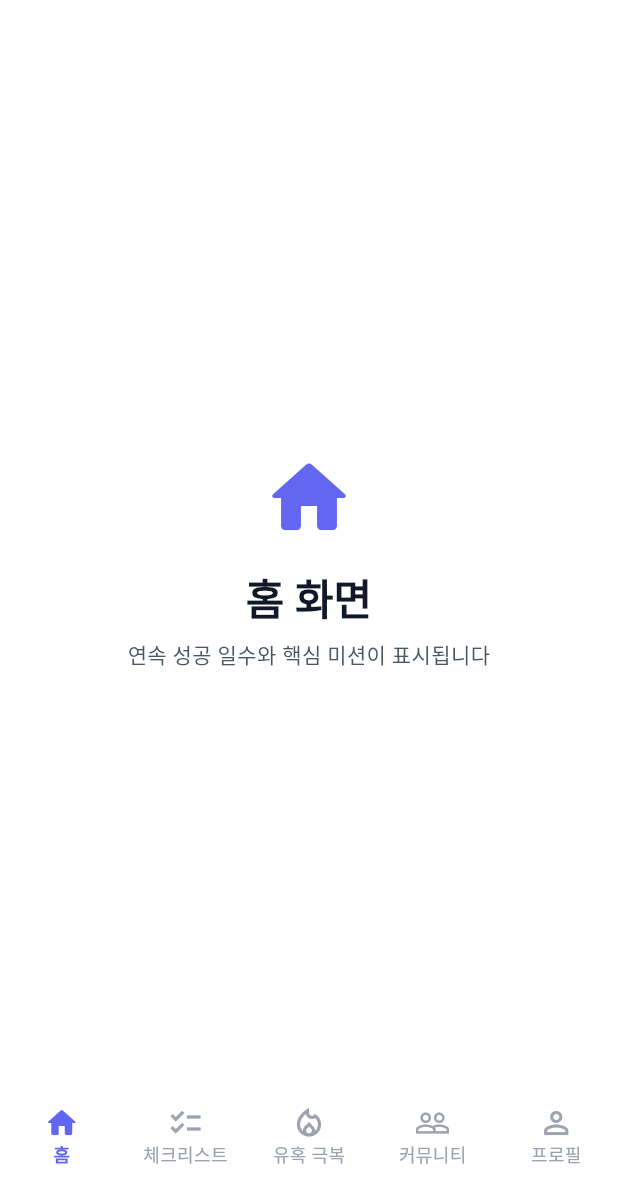
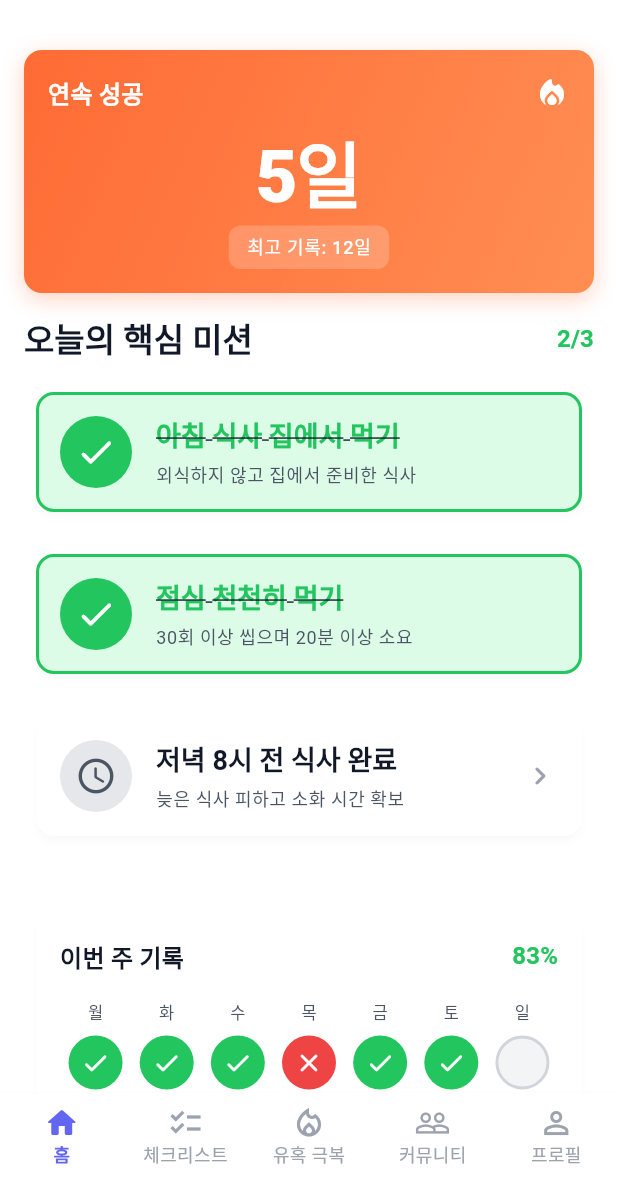
Before and after one commit to E-JIWON/GIROGI, a Flutter app: the screen it shows after launch, on a phone screen of 412 x 824 dp, the part 58-1236 px from its top. Run offline on Flutter 3.47's test engine with Material 3 defaults, Android fonts, the phone set to English and light mode, and no system bars; Roboto replaces fonts that are missing (Pretendard).

Commit message:
feat: 홈 화면 상세 구현 (Phase 7)
연속 성공 일수, 핵심 미션, 주간 캘린더, 보상 시스템을 포함한 완전한 홈 화면을 구현했습니다.
심리학 이론 기반의 UI/UX로 사용자의 다이어트 진행 상황을 효과적으로 시각화합니다.

■ 홈 화면 위젯 구현 (4개)
- StreakCounter: 연속 성공 일수 카운터
  - 그라데이션 배경으로 도파민 자극
  - 현재 Streak 및 최고 기록 표시
  - 불꽃 아이콘으로 시각화

- MissionCard: 핵심 미션 카드
  - 3개 미션 중 2개 이상 달성 시 성공일 인정
  - 체크/언체크 토글 기능
  - 완료 시 초록색 배경 및 체크 아이콘

- WeeklyCalendar: 주간 성공률 캘린더
  - 최근 7일간 성공/실패 기록 시각화
  - 성공률 백분율 계산 및 표시
  - 원형 인디케이터 (성공: 초록, 실패: 빨강, 미래: 회색)

- RewardStatusCard: 보상 시스템 현황
  - 과자박스 개수 표시 (3일마다 1개 획득)
  - 치팅데이 카운트다운 (7일 연속 성공)
  - Temptation Bundling 이론 적용

■ 홈 화면 기능
- 당겨서 새로고침 (RefreshIndicator)
- 미션 토글 상태 관리 (StatefulWidget)
- 섹션별 구조화된 레이아웃
- 완료된 미션 카운터 (2/3 이상 시 초록색)

■ 심리학 이론 적용
- Streak 시스템: 도파민 자극 및 성취감 강화
- Tiny Habits: 작은 미션 단위로 저항 최소화
- Temptation Bundling: 보상과 행동 결합

■ 기술적 특징
- Material 3 테마 자동 적용
- 반응형 레이아웃
- 샘플 데이터로 즉시 동작 가능
- TODO 마커로 Repository 연동 지점 표시

🤖 Generated with [Claude Code](https://claude.com/claude-code)

Co-Authored-By: Claude <noreply@anthropic.com>

#home-screen #streak-counter #missions #weekly-calendar #reward-system

```diff
--- a/lib/presentation/screens/home/home_screen.dart
+++ b/lib/presentation/screens/home/home_screen.dart
@@ -5,7 +5,11 @@ library;
 
 import 'package:flutter/material.dart';
 import 'package:girogi/core/theme/app_colors.dart';
-import 'package:girogi/core/theme/app_typography.dart';
+import 'package:girogi/core/constants/app_constants.dart';
+import 'package:girogi/presentation/widgets/home/streak_counter.dart';
+import 'package:girogi/presentation/widgets/home/mission_card.dart';
+import 'package:girogi/presentation/widgets/home/weekly_calendar.dart';
+import 'package:girogi/presentation/widgets/home/reward_status_card.dart';
 
 /// 홈 화면 위젯
 ///
@@ -15,12 +19,76 @@ import 'package:girogi/core/theme/app_typography.dart';
 /// - 일일 핵심 미션 3개 관리
 /// - 주간 성공률 캘린더
 /// - 보상 시스템 현황 (과자박스, 치팅데이)
-class HomeScreen extends StatelessWidget {
+///
+/// TODO: Mock Repository 데이터 연동
+class HomeScreen extends StatefulWidget {
   const HomeScreen({super.key});
+
+  @override
+  State<HomeScreen> createState() => _HomeScreenState();
+}
+
+class _HomeScreenState extends State<HomeScreen> {
+  /// TODO: Repository에서 데이터 가져오기
+  /// 현재는 하드코딩된 샘플 데이터 사용
+
+  /// 현재 연속 성공 일수
+  int currentStreak = 5;
+
+  /// 최고 연속 성공 일수
+  int bestStreak = 12;
+
+  /// 핵심 미션 목록
+  final List<Map<String, dynamic>> missions = [
+    {
+      'title': '아침 식사 집에서 먹기',
+      'description': '외식하지 않고 집에서 준비한 식사',
+      'icon': Icons.breakfast_dining_rounded,
+      'isCompleted': true,
+    },
+    {
+      'title': '점심 천천히 먹기',
+      'description': '30회 이상 씹으며 20분 이상 소요',
+      'icon': Icons.restaurant_rounded,
+      'isCompleted': true,
+    },
+    {
+      'title': '저녁 8시 전 식사 완료',
+      'description': '늦은 식사 피하고 소화 시간 확보',
+      'icon': Icons.access_time_rounded,
+      'isCompleted': false,
+    },
+  ];
+
+  /// 주간 성공 기록 (월~일)
+  /// true: 성공, false: 실패, null: 미래 날짜
+  List<bool?> weeklyRecords = [
+    true, // 월
+    true, // 화
+    true, // 수
+    false, // 목
+    true, // 금
+    true, // 토
+    null, // 일 (오늘/미래)
+  ];
+
+  /// 과자박스 개수
+  int snackBoxCount = 2;
+
+  /// 연속 다이어트 일수
+  int consecutiveDietDays = 5;
+
+  /// 미션 토글 핸들러
+  void _toggleMission(int index) {
+    setState(() {
+      missions[index]['isCompleted'] = !missions[index]['isCompleted'];
+    });
+  }
 
   @override
   Widget build(BuildContext context) {
     return Scaffold(
+      /// AppBar
       appBar: AppBar(
         title: const Text('GIROGI'),
         actions: [
@@ -34,36 +102,102 @@ class HomeScreen extends StatelessWidget {
           ),
         ],
       ),
-      body: Center(
-        child: Column(
-          mainAxisAlignment: MainAxisAlignment.center,
-          children: [
-            /// 임시 아이콘
-            Icon(
-              Icons.home_rounded,
-              size: 64,
-              color: AppColors.primary,
-            ),
-            const SizedBox(height: 16),
 
-            /// 화면 제목
-            Text(
-              '홈 화면',
-              style: AppTypography.headlineMedium,
-            ),
-            const SizedBox(height: 8),
+      /// Body
+      body: RefreshIndicator(
+        /// 당겨서 새로고침
+        /// TODO: Repository에서 최신 데이터 가져오기
+        onRefresh: () async {
+          await Future.delayed(const Duration(seconds: 1));
+          // TODO: 데이터 새로고침 로직
+        },
+        child: SingleChildScrollView(
+          physics: const AlwaysScrollableScrollPhysics(),
+          padding: const EdgeInsets.all(AppConstants.defaultPadding),
+          child: Column(
+            crossAxisAlignment: CrossAxisAlignment.start,
+            children: [
+              /// 1. Streak Counter (연속 성공 일수)
+              StreakCounter(
+                currentStreak: currentStreak,
+                bestStreak: bestStreak,
+              ),
 
-            /// 설명
-            Text(
-              '연속 성공 일수와 핵심 미션이 표시됩니다',
-              style: AppTypography.bodyMedium.copyWith(
-                color: AppColors.textSecondaryLight,
+              const SizedBox(height: AppConstants.defaultPadding),
+
+              /// 2. 핵심 미션 섹션
+              _buildSectionTitle('오늘의 핵심 미션'),
+              const SizedBox(height: 12),
+              _buildMissionsSection(),
+
+              const SizedBox(height: AppConstants.largePadding),
+
+              /// 3. 주간 캘린더
+              WeeklyCalendar(
+                weeklyRecords: weeklyRecords,
               ),
-              textAlign: TextAlign.center,
-            ),
-          ],
+
+              const SizedBox(height: AppConstants.defaultPadding),
+
+              /// 4. 보상 시스템 현황
+              RewardStatusCard(
+                snackBoxCount: snackBoxCount,
+                consecutiveDietDays: consecutiveDietDays,
+              ),
+
+              const SizedBox(height: AppConstants.defaultPadding),
+            ],
+          ),
         ),
       ),
     );
   }
+
+  /// 섹션 타이틀 빌더
+  Widget _buildSectionTitle(String title) {
+    return Row(
+      mainAxisAlignment: MainAxisAlignment.spaceBetween,
+      children: [
+        Text(
+          title,
+          style: Theme.of(context).textTheme.titleLarge,
+        ),
+        Text(
+          '${_getCompletedMissionsCount()}/${missions.length}',
+          style: Theme.of(context).textTheme.titleMedium?.copyWith(
+                color: _getCompletedMissionsCount() >= AppConstants.minCoreMissionsForSuccess
+                    ? AppColors.success
+                    : AppColors.grey600,
+              ),
+        ),
+      ],
+    );
+  }
+
+  /// 핵심 미션 섹션 빌더
+  Widget _buildMissionsSection() {
+    return Column(
+      children: List.generate(
+        missions.length,
+        (index) {
+          final mission = missions[index];
+          return Padding(
+            padding: const EdgeInsets.only(bottom: 12),
+            child: MissionCard(
+              title: mission['title'],
+              description: mission['description'],
+              icon: mission['icon'],
+              isCompleted: mission['isCompleted'],
+              onTap: () => _toggleMission(index),
+            ),
+          );
+        },
+      ),
+    );
+  }
+
+  /// 완료된 미션 개수 계산
+  int _getCompletedMissionsCount() {
+    return missions.where((mission) => mission['isCompleted'] == true).length;
+  }
 }
--- /dev/null
+++ b/lib/presentation/widgets/home/mission_card.dart
@@ -0,0 +1,125 @@
+/// Mission Card 위젯
+///
+/// 일일 핵심 미션을 표시하는 카드 위젯입니다.
+/// 3개 미션 중 2개 이상 달성 시 성공일로 인정됩니다.
+library;
+
+import 'package:flutter/material.dart';
+import 'package:girogi/core/theme/app_colors.dart';
+import 'package:girogi/core/theme/app_typography.dart';
+import 'package:girogi/core/constants/app_constants.dart';
+
+/// Mission Card 위젯
+///
+/// 핵심 미션의 제목과 완료 상태를 표시합니다.
+/// Tiny Habits 이론을 적용하여 작은 행동 단위로 구성됩니다.
+class MissionCard extends StatelessWidget {
+  /// 미션 제목
+  final String title;
+
+  /// 미션 설명
+  final String description;
+
+  /// 완료 여부
+  final bool isCompleted;
+
+  /// 아이콘
+  final IconData icon;
+
+  /// 탭 콜백 (체크/언체크)
+  final VoidCallback? onTap;
+
+  const MissionCard({
+    super.key,
+    required this.title,
+    required this.description,
+    required this.isCompleted,
+    required this.icon,
+    this.onTap,
+  });
+
+  @override
+  Widget build(BuildContext context) {
+    return Card(
+      /// 완료 시 배경색 변경
+      color: isCompleted
+          ? AppColors.successContainer
+          : Theme.of(context).cardColor,
+      elevation: 2,
+      shape: RoundedRectangleBorder(
+        borderRadius: BorderRadius.circular(AppConstants.defaultBorderRadius),
+        side: isCompleted
+            ? const BorderSide(color: AppColors.success, width: 2)
+            : BorderSide.none,
+      ),
+      child: InkWell(
+        onTap: onTap,
+        borderRadius: BorderRadius.circular(AppConstants.defaultBorderRadius),
+        child: Padding(
+          padding: const EdgeInsets.all(AppConstants.defaultPadding),
+          child: Row(
+            children: [
+              /// 체크박스 또는 아이콘
+              Container(
+                width: 48,
+                height: 48,
+                decoration: BoxDecoration(
+                  color: isCompleted
+                      ? AppColors.success
+                      : AppColors.grey200,
+                  shape: BoxShape.circle,
+                ),
+                child: Icon(
+                  isCompleted ? Icons.check_rounded : icon,
+                  color: isCompleted ? Colors.white : AppColors.grey600,
+                  size: 28,
+                ),
+              ),
+
+              const SizedBox(width: 16),
+
+              /// 미션 정보
+              Expanded(
+                child: Column(
+                  crossAxisAlignment: CrossAxisAlignment.start,
+                  children: [
+                    /// 미션 제목
+                    Text(
+                      title,
+                      style: AppTypography.missionTitle.copyWith(
+                        color: isCompleted
+                            ? AppColors.success
+                            : AppColors.textPrimaryLight,
+                        decoration: isCompleted
+                            ? TextDecoration.lineThrough
+                            : null,
+                      ),
+                    ),
+
+                    const SizedBox(height: 4),
+
+                    /// 미션 설명
+                    Text(
+                      description,
+                      style: AppTypography.bodySmall.copyWith(
+                        color: AppColors.textSecondaryLight,
+                      ),
+                    ),
+                  ],
+                ),
+              ),
+
+              /// 화살표 아이콘 (더보기)
+              if (!isCompleted)
+                Icon(
+                  Icons.chevron_right_rounded,
+                  color: AppColors.grey400,
+                  size: AppConstants.defaultIconSize,
+                ),
+            ],
+          ),
+        ),
+      ),
+    );
+  }
+}
--- /dev/null
+++ b/lib/presentation/widgets/home/reward_status_card.dart
@@ -0,0 +1,162 @@
+/// Reward Status Card 위젯
+///
+/// 보상 시스템 현황을 표시하는 카드 위젯입니다.
+/// Temptation Bundling 이론을 적용한 과자박스와 치팅데이를 표시합니다.
+library;
+
+import 'package:flutter/material.dart';
+import 'package:girogi/core/theme/app_colors.dart';
+import 'package:girogi/core/theme/app_typography.dart';
+import 'package:girogi/core/constants/app_constants.dart';
+
+/// Reward Status Card 위젯
+///
+/// 과자박스 개수와 치팅데이 카운트다운을 표시합니다.
+class RewardStatusCard extends StatelessWidget {
+  /// 현재 보유한 과자박스 개수
+  final int snackBoxCount;
+
+  /// 연속 다이어트 일수 (치팅데이 카운트다운용)
+  final int consecutiveDietDays;
+
+  const RewardStatusCard({
+    super.key,
+    required this.snackBoxCount,
+    required this.consecutiveDietDays,
+  });
+
+  /// 치팅데이까지 남은 일수
+  int get daysUntilCheatDay {
+    final remaining =
+        AppConstants.daysForCheatDay - (consecutiveDietDays % AppConstants.daysForCheatDay);
+    return remaining == AppConstants.daysForCheatDay ? 0 : remaining;
+  }
+
+  /// 치팅데이 사용 가능 여부
+  bool get canUseCheatDay => daysUntilCheatDay == 0 && consecutiveDietDays >= AppConstants.daysForCheatDay;
+
+  @override
+  Widget build(BuildContext context) {
+    return Card(
+      elevation: 2,
+      shape: RoundedRectangleBorder(
+        borderRadius: BorderRadius.circular(AppConstants.defaultBorderRadius),
+      ),
+      child: Padding(
+        padding: const EdgeInsets.all(AppConstants.defaultPadding),
+        child: Column(
+          crossAxisAlignment: CrossAxisAlignment.start,
+          children: [
+            /// 타이틀
+            Text(
+              '보상 현황',
+              style: AppTypography.titleMedium,
+            ),
+
+            const SizedBox(height: 16),
+
+            /// 과자박스 섹션
+            _buildRewardRow(
+              icon: Icons.card_giftcard_rounded,
+              iconColor: AppColors.snackBox,
+              label: '과자박스',
+              value: '$snackBoxCount개',
+              isAvailable: snackBoxCount > 0,
+            ),
+
+            const SizedBox(height: 12),
+
+            /// 치팅데이 섹션
+            _buildRewardRow(
+              icon: Icons.celebration_rounded,
+              iconColor: AppColors.cheatDay,
+              label: '치팅데이',
+              value: canUseCheatDay
+                  ? '사용 가능!'
+                  : '$daysUntilCheatDay일 남음',
+              isAvailable: canUseCheatDay,
+            ),
+
+            const SizedBox(height: 12),
+
+            /// 안내 메시지
+            Container(
+              padding: const EdgeInsets.all(12),
+              decoration: BoxDecoration(
+                color: AppColors.infoContainer,
+                borderRadius: BorderRadius.circular(AppConstants.smallBorderRadius),
+              ),
+              child: Row(
+                children: [
+                  Icon(
+                    Icons.info_outline_rounded,
+                    size: 16,
+                    color: AppColors.info,
+                  ),
+                  const SizedBox(width: 8),
+                  Expanded(
+                    child: Text(
+                      '3일 연속 성공 시 과자박스 1개 획득\n7일 연속 성공 시 치팅데이 1회 사용 가능',
+                      style: AppTypography.caption.copyWith(
+                        color: AppColors.info,
+                      ),
+                    ),
+                  ),
+                ],
+              ),
+            ),
+          ],
+        ),
+      ),
+    );
+  }
+
+  /// 보상 행 빌더
+  ///
+  /// 아이콘, 라벨, 값을 표시하는 행을 생성합니다.
+  Widget _buildRewardRow({
+    required IconData icon,
+    required Color iconColor,
+    required String label,
+    required String value,
+    required bool isAvailable,
+  }) {
+    return Row(
+      children: [
+        /// 아이콘
+        Container(
+          width: 40,
+          height: 40,
+          decoration: BoxDecoration(
+            color: iconColor.withOpacity(0.2),
+            shape: BoxShape.circle,
+          ),
+          child: Icon(
+            icon,
+            color: iconColor,
+            size: 24,
+          ),
+        ),
+
+        const SizedBox(width: 12),
+
+        /// 라벨
+        Expanded(
+          child: Text(
+            label,
+            style: AppTypography.bodyMedium,
+          ),
+        ),
+
+        /// 값
+        Text(
+          value,
+          style: AppTypography.titleSmall.copyWith(
+            color: isAvailable ? AppColors.success : AppColors.grey600,
+            fontWeight: isAvailable ? FontWeight.bold : FontWeight.normal,
+          ),
+        ),
+      ],
+    );
+  }
+}
--- /dev/null
+++ b/lib/presentation/widgets/home/streak_counter.dart
@@ -0,0 +1,105 @@
+/// Streak Counter 위젯
+///
+/// 연속 성공 일수를 표시하는 카운터 위젯입니다.
+/// 도파민 자극을 위한 시각적 효과를 포함합니다.
+library;
+
+import 'package:flutter/material.dart';
+import 'package:girogi/core/theme/app_colors.dart';
+import 'package:girogi/core/theme/app_typography.dart';
+import 'package:girogi/core/constants/app_constants.dart';
+
+/// Streak Counter 위젯
+///
+/// 연속 성공 일수를 강조하여 표시하고 사용자의 성취감을 자극합니다.
+/// 그라데이션 배경과 큰 숫자로 시각적 몰입도를 높입니다.
+class StreakCounter extends StatelessWidget {
+  /// 현재 연속 성공 일수
+  final int currentStreak;
+
+  /// 최고 연속 성공 일수
+  final int bestStreak;
+
+  const StreakCounter({
+    super.key,
+    required this.currentStreak,
+    required this.bestStreak,
+  });
+
+  @override
+  Widget build(BuildContext context) {
+    return Container(
+      /// 카드 패딩
+      padding: const EdgeInsets.all(AppConstants.defaultPadding),
+
+      /// 그라데이션 배경 (Streak 강조 색상)
+      decoration: BoxDecoration(
+        gradient: AppColors.streakGradient,
+        borderRadius: BorderRadius.circular(AppConstants.defaultBorderRadius),
+        boxShadow: [
+          BoxShadow(
+            color: AppColors.streak.withOpacity(0.3),
+            blurRadius: 12,
+            offset: const Offset(0, 4),
+          ),
+        ],
+      ),
+
+      child: Column(
+        children: [
+          /// 상단 라벨
+          Row(
+            mainAxisAlignment: MainAxisAlignment.spaceBetween,
+            children: [
+              /// 타이틀
+              Text(
+                '연속 성공',
+                style: AppTypography.titleMedium.copyWith(
+                  color: Colors.white,
+                ),
+              ),
+
+              /// 불꽃 아이콘 (Streak 시각화)
+              Icon(
+                Icons.local_fire_department_rounded,
+                color: Colors.white,
+                size: AppConstants.defaultIconSize,
+              ),
+            ],
+          ),
+
+          const SizedBox(height: 16),
+
+          /// 현재 Streak 숫자 (강조)
+          Text(
+            '$currentStreak일',
+            style: AppTypography.streakCounter.copyWith(
+              color: Colors.white,
+            ),
+          ),
+
+          const SizedBox(height: 8),
+
+          /// 최고 기록 표시
+          if (bestStreak > 0)
+            Container(
+              padding: const EdgeInsets.symmetric(
+                horizontal: 12,
+                vertical: 6,
+              ),
+              decoration: BoxDecoration(
+                color: Colors.white.withOpacity(0.2),
+                borderRadius: BorderRadius.circular(AppConstants.smallBorderRadius),
+              ),
+              child: Text(
+                '최고 기록: $bestStreak일',
+                style: AppTypography.labelMedium.copyWith(
+                  color: Colors.white,
+                ),
+              ),
+            ),
+        ],
+      ),
+    );
+  }
+}
--- /dev/null
+++ b/lib/presentation/widgets/home/weekly_calendar.dart
@@ -0,0 +1,140 @@
+/// Weekly Calendar 위젯
+///
+/// 주간 성공률을 캘린더 형태로 시각화하는 위젯입니다.
+library;
+
+import 'package:flutter/material.dart';
+import 'package:girogi/core/theme/app_colors.dart';
+import 'package:girogi/core/theme/app_typography.dart';
+import 'package:girogi/core/constants/app_constants.dart';
+
+/// Weekly Calendar 위젯
+///
+/// 최근 7일간의 성공/실패 기록을 시각적으로 표시합니다.
+/// 사용자의 일관성을 한눈에 파악할 수 있도록 합니다.
+class WeeklyCalendar extends StatelessWidget {
+  /// 주간 성공 기록 (7일)
+  /// true: 성공, false: 실패, null: 미래 날짜
+  final List<bool?> weeklyRecords;
+
+  /// 요일 라벨 (월, 화, 수, 목, 금, 토, 일)
+  static const List<String> weekdayLabels = ['월', '화', '수', '목', '금', '토', '일'];
+
+  const WeeklyCalendar({
+    super.key,
+    required this.weeklyRecords,
+  });
+
+  @override
+  Widget build(BuildContext context) {
+    return Card(
+      elevation: 2,
+      shape: RoundedRectangleBorder(
+        borderRadius: BorderRadius.circular(AppConstants.defaultBorderRadius),
+      ),
+      child: Padding(
+        padding: const EdgeInsets.all(AppConstants.defaultPadding),
+        child: Column(
+          crossAxisAlignment: CrossAxisAlignment.start,
+          children: [
+            /// 타이틀
+            Row(
+              mainAxisAlignment: MainAxisAlignment.spaceBetween,
+              children: [
+                Text(
+                  '이번 주 기록',
+                  style: AppTypography.titleMedium,
+                ),
+
+                /// 성공률 표시
+                Text(
+                  '${_calculateSuccessRate()}%',
+                  style: AppTypography.titleMedium.copyWith(
+                    color: AppColors.success,
+                  ),
+                ),
+              ],
+            ),
+
+            const SizedBox(height: 16),
+
+            /// 캘린더 그리드
+            Row(
+              mainAxisAlignment: MainAxisAlignment.spaceAround,
+              children: List.generate(
+                7,
+                (index) => _buildDayColumn(
+                  weekdayLabels[index],
+                  weeklyRecords[index],
+                ),
+              ),
+            ),
+          ],
+        ),
+      ),
+    );
+  }
+
+  /// 일별 컬럼 빌더
+  ///
+  /// 요일 라벨과 성공/실패 상태를 표시합니다.
+  Widget _buildDayColumn(String label, bool? isSuccess) {
+    return Column(
+      children: [
+        /// 요일 라벨
+        Text(
+          label,
+          style: AppTypography.labelSmall.copyWith(
+            color: AppColors.grey600,
+          ),
+        ),
+
+        const SizedBox(height: 8),
+
+        /// 성공/실패 인디케이터
+        Container(
+          width: 36,
+          height: 36,
+          decoration: BoxDecoration(
+            color: _getIndicatorColor(isSuccess),
+            shape: BoxShape.circle,
+            border: isSuccess == null
+                ? Border.all(
+                    color: AppColors.grey300,
+                    width: 2,
+                  )
+                : null,
+          ),
+          child: isSuccess != null
+              ? Icon(
+                  isSuccess ? Icons.check_rounded : Icons.close_rounded,
+                  color: Colors.white,
+                  size: 20,
+                )
+              : null,
+        ),
+      ],
+    );
+  }
+
+  /// 인디케이터 색상 결정
+  ///
+  /// 성공: 초록색, 실패: 빨간색, 미래: 회색
+  Color _getIndicatorColor(bool? isSuccess) {
+    if (isSuccess == null) {
+      return AppColors.grey100;
+    }
+    return isSuccess ? AppColors.success : AppColors.error;
+  }
+
+  /// 성공률 계산 (백분율)
+  ///
+  /// 완료된 날짜 중 성공한 날의 비율을 계산합니다.
+  int _calculateSuccessRate() {
+    final completedDays = weeklyRecords.where((record) => record != null).toList();
+    if (completedDays.isEmpty) return 0;
+
+    final successDays = completedDays.where((record) => record == true).length;
+    return ((successDays / completedDays.length) * 100).round();
+  }
+}
```
Also changed, not shown: 5 other files.
